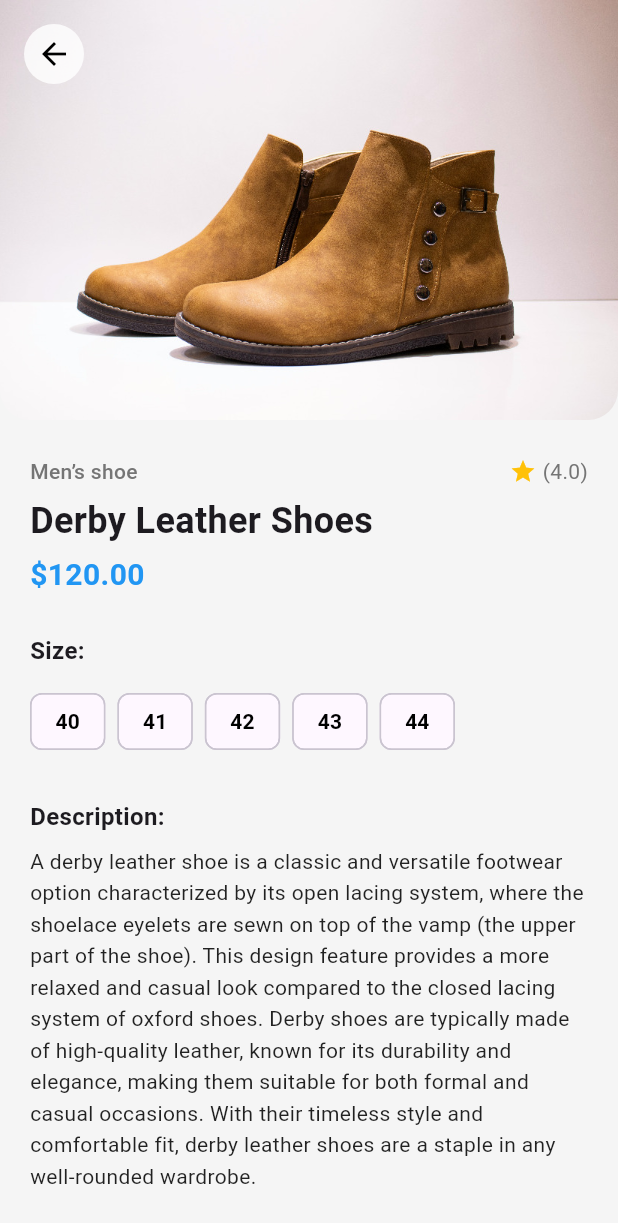
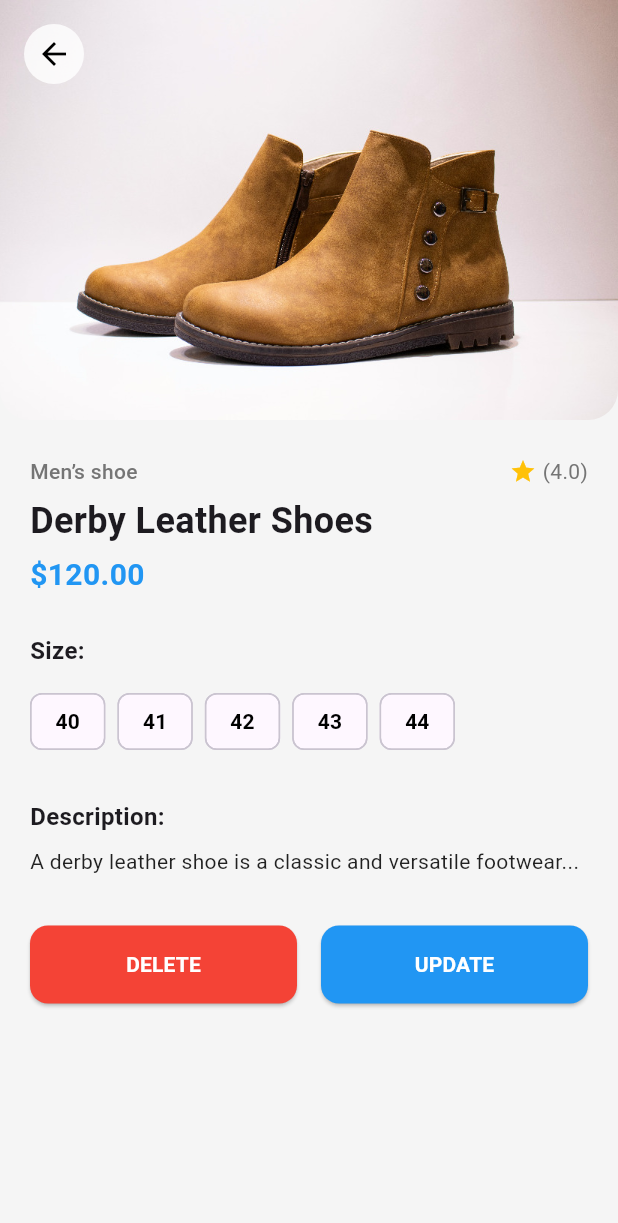
Before and after one commit to MichaelBirhanuGmichael/2025_internship_mobile_tasks, a Flutter app: the screen it shows after launch, after a tap on "Derby Leather Shoes", on a phone screen of 412 x 824 dp. Shown: the top 1223 px of the screen. Run offline on Flutter 3.47's test engine with Material 3 defaults, Android fonts, the phone set to English and light mode, and no system bars.

Commit message:
Implemented recent changes and improvements based on the tasks we worked on

```diff
--- a/michael/lib/main.dart
+++ b/michael/lib/main.dart
@@ -1,5 +1,28 @@
+// import 'package:flutter/material.dart';
+// import 'screens/home_screen.dart';
+
+// void main() {
+//   runApp(const MyApp());
+// }
+
+// class MyApp extends StatelessWidget {
+//   const MyApp({super.key});
+
+//   @override
+//   Widget build(BuildContext context) {
+//     return MaterialApp(
+//       debugShowCheckedModeBanner: false,
+//       title: 'Flutter Home UI',
+//       theme: ThemeData(
+//         primarySwatch: Colors.blue,
+//         fontFamily: 'Roboto',
+//       ),
+//       home: const HomeScreen(),
+//     );
+//   }
+// }
 import 'package:flutter/material.dart';
-import 'screens/home_screen.dart';
+import 'utils/routes.dart';
 
 void main() {
   runApp(const MyApp());
@@ -12,12 +35,8 @@ class MyApp extends StatelessWidget {
   Widget build(BuildContext context) {
     return MaterialApp(
       debugShowCheckedModeBanner: false,
-      title: 'Flutter Home UI',
-      theme: ThemeData(
-        primarySwatch: Colors.blue,
-        fontFamily: 'Roboto',
-      ),
-      home: const HomeScreen(),
+      initialRoute: AppRoutes.home,
+      onGenerateRoute: AppRoutes.generateRoute,
     );
   }
 }
--- a/michael/lib/screens/add_update_screen.dart
+++ b/michael/lib/screens/add_update_screen.dart
@@ -16,7 +16,7 @@ class _AddUpdateProductPageState extends State<AddUpdateProductPage> {
   @override
   Widget build(BuildContext context) {
     return Scaffold(
-      backgroundColor: Colors.grey.shade200, // Matches light background in Figma
+      backgroundColor: Colors.grey.shade200, // Background Color
       body: SafeArea(
         child: Padding(
           padding: const EdgeInsets.symmetric(horizontal: 20),
--- a/michael/lib/utils/routes.dart
+++ b/michael/lib/utils/routes.dart
@@ -17,15 +17,16 @@ class AppRoutes {
       case addUpdateProduct:
         return MaterialPageRoute(builder: (_) => const AddUpdateProductPage());
       case productDetails:
+        final args = settings.arguments as Map<String, dynamic>;
         return MaterialPageRoute(
           builder: (_) => DetailsScreen(
-            imageUrl: (settings.arguments as Map<String, dynamic>?)?['imageUrl'],
-            category: (settings.arguments as Map<String, dynamic>?)?['category'],
-            title: (settings.arguments as Map<String, dynamic>?)?['title'],
-            rating: (settings.arguments as Map<String, dynamic>?)?['rating'],
-            price: (settings.arguments as Map<String, dynamic>?)?['price'],
-            description: (settings.arguments as Map<String, dynamic>?)?['description'],
-            sizes: (settings.arguments as Map<String, dynamic>?)?['sizes'],
+            imageUrl: args['imageUrl'],
+            category: args['category'],
+            title: args['title'],
+            rating: args['rating'],
+            price: args['price'],
+            description: args['description'],
+            sizes: args['sizes'],
           ),
         );
       case search:
--- a/michael/lib/widgets/product_card.dart
+++ b/michael/lib/widgets/product_card.dart
@@ -1,6 +1,6 @@
 import 'package:flutter/material.dart';
 import '../utils/colors.dart';
-import '../screens/details_screen.dart'; // Import DetailsScreen
+import '../utils/routes.dart';
 
 class ProductCard extends StatelessWidget {
   final VoidCallback? onTap;
@@ -11,19 +11,19 @@ class ProductCard extends StatelessWidget {
   Widget build(BuildContext context) {
     return GestureDetector(
       onTap: () {
-        Navigator.push(
+        Navigator.pushNamed(
           context,
-          MaterialPageRoute(
-            builder: (context) => DetailsScreen(
-              imageUrl: 'assets/images/product_image.png', // Pass actual data
-              category: "Men’s shoe",
-              title: "Derby Leather Shoes",
-              rating: 4.0,
-              price: 120.0,
-              description: "A derby leather shoe is a classic and versatile footwear option characterized by its open lacing system, where the shoelace eyelets are sewn on top of the vamp (the upper part of the shoe). This design feature provides a more relaxed and casual look compared to the closed lacing system of oxford shoes. Derby shoes are typically made of high-quality leather, known for its durability and elegance, making them suitable for both formal and casual occasions. With their timeless style and comfortable fit, derby leather shoes are a staple in any well-rounded wardrobe.",
-              sizes: [40, 41, 42, 43, 44], // Example sizes
-            ),
-          ),
+          AppRoutes.productDetails,
+          arguments: {
+            'imageUrl': 'assets/images/product_image.png',
+            'category': "Men’s shoe",
+            'title': "Derby Leather Shoes",
+            'rating': 4.0,
+            'price': 120.0,
+            'description':
+                "A derby leather shoe is a classic and versatile footwear...",
+            'sizes': [40, 41, 42, 43, 44],
+          },
         );
       },
       child: Card(
```
Also changed, not shown: michael/lib/screens/search_page.dart (+51 -10 lines), michael/lib/widgets/floating_action_button.dart (+3 -5 lines), 2 other files.
